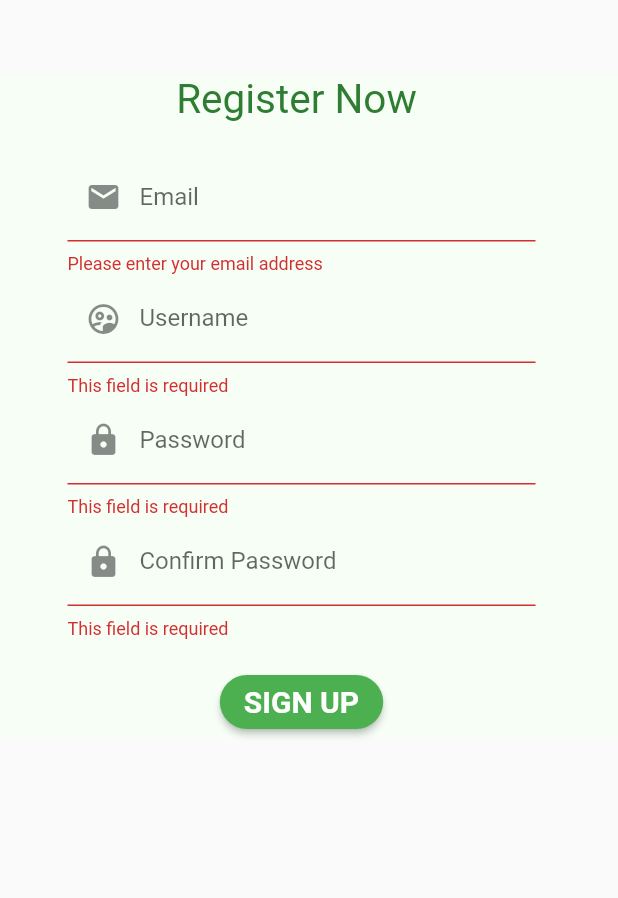
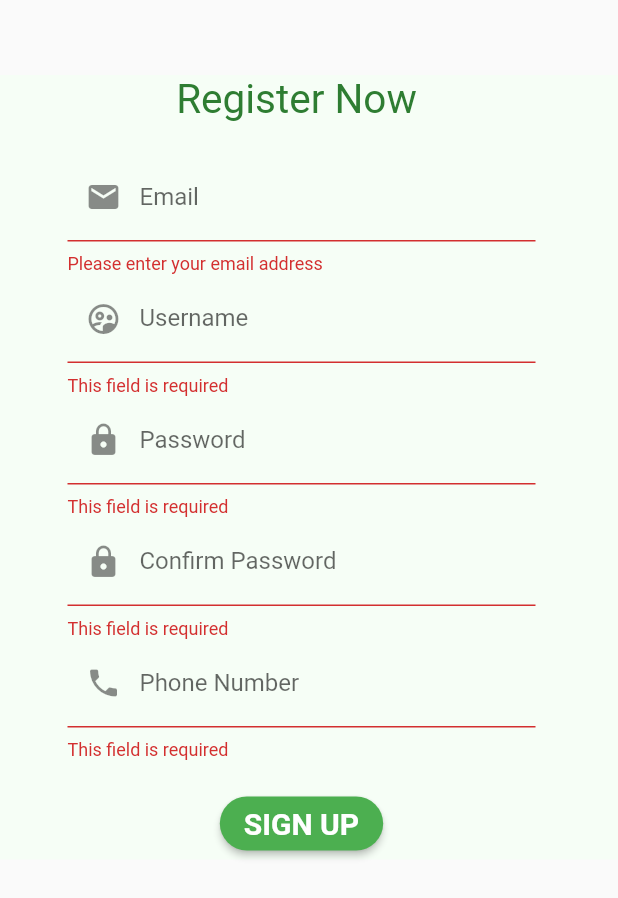
Before and after one commit to amd9301/kisanSahay, a Flutter app: the SignUp screen opened directly, after a tap on "SIGN UP", on a phone screen of 412 x 824 dp. Shown: the top 898 px of the screen. Run offline on Flutter 3.47's test engine with Material 2 defaults, Android fonts, the phone set to English and light mode, and no system bars; our stand-ins replace cloud_firestore, firebase_auth, firebase_core, firebase_storage, flutter_signin_button, geolocator and 3 more; missing offline and left inert: duration; accounts and stored records are empty.

Commit message:
Added PhoneNo in SignUp.dart

```diff
--- a/lib/SignUp.dart
+++ b/lib/SignUp.dart
@@ -25,6 +25,7 @@ class _SignUpState extends State<SignUp> {
   String _latitide = '';
   String _longitude = '';
   String _confirmPassword = '';
+  String _phoneNo = '';
   Future<String> get_locatio() async{
     Position position = await Geolocator.getCurrentPosition(desiredAccuracy: LocationAccuracy.high);
     _latitide= position.latitude.toString();
@@ -52,6 +53,7 @@ class _SignUpState extends State<SignUp> {
         'email': _auth.currentUser!.email.toString(),
         'latitude':_latitide,
         'longitude':_longitude,
+        'phoneNumber': _phoneNo,
         'rating': '1',
 
       });
@@ -168,6 +170,19 @@ class _SignUpState extends State<SignUp> {
                             },
                             onChanged: (value) => _confirmPassword = value,
                           ),
+                          TextFormField(
+                            keyboardType: TextInputType.number,
+                            decoration:
+                            InputDecoration(labelText: 'Phone Number',prefixIcon: Icon(Icons.phone)),
+
+                            validator: (value) {
+                              if(value!.isEmpty){
+                                return 'This field is required';
+                              }
+
+                            },
+                            onChanged: (value) => _phoneNo = value,
+                          ),
                           SizedBox(height: 18),
                           Container(
                             child: ElevatedButton(
--- a/lib/pages/selectedcategorypage.dart
+++ b/lib/pages/selectedcategorypage.dart
@@ -78,9 +78,9 @@ class _SelectedCategoryPageState extends State<SelectedCategoryPage> {
                         child: Column(
                           children: [
                             ClipRRect(
-                              borderRadius: BorderRadius.circular(10.0),
+                              borderRadius: BorderRadius.circular(15.0),
                               child: Image.network(snapshot.data!.docs.elementAt(i)['dowpath'],
-                                fit: BoxFit.cover,width: 120,height: 120,
+                                fit: BoxFit.cover,width: 150,height: 120,
                               ),
                             ),
                             SizedBox(height: 10,),
```
